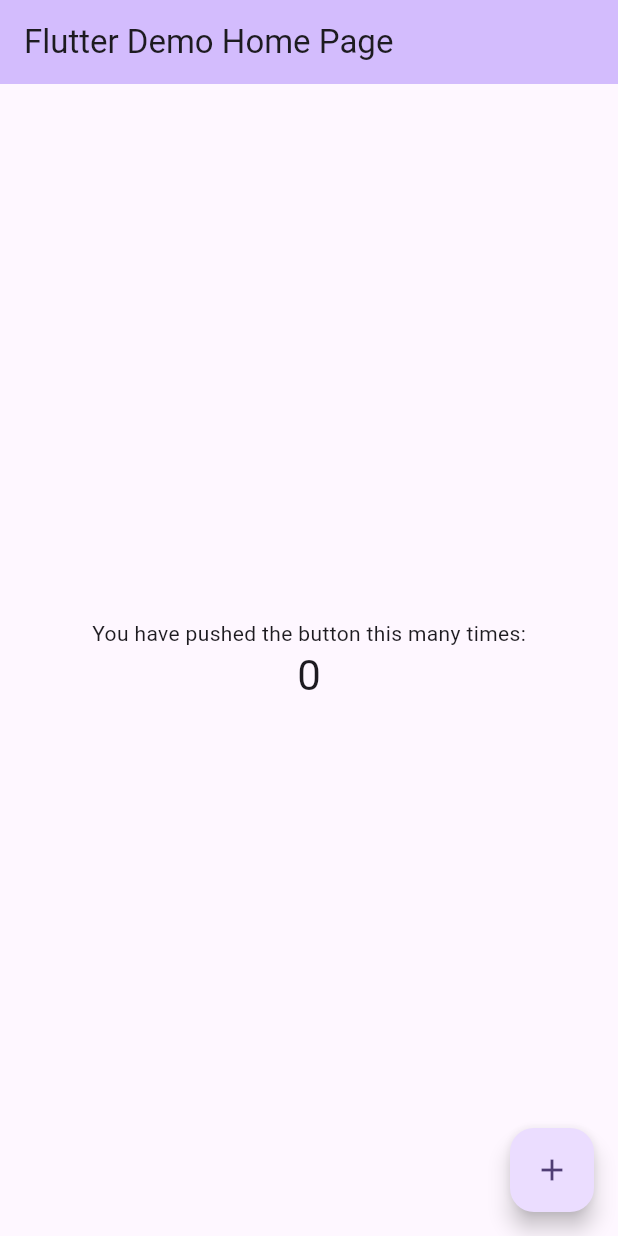
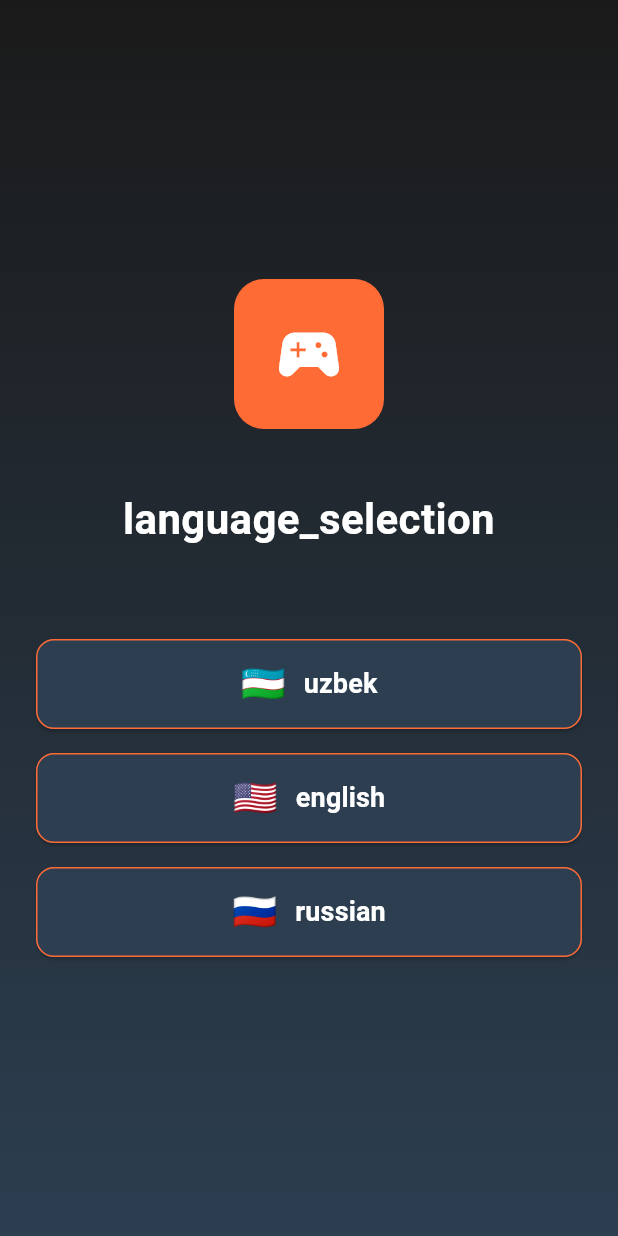
Before and after one commit to Turgunoff/cs16_pro_guide, a Flutter app: the screen it shows after launch, on a phone screen of 412 x 824 dp. Run offline on Flutter 3.47's test engine with Material 3 defaults, Android fonts, the phone set to English and light mode, and no system bars; our stand-ins replace animated_splash_screen, easy_localization, page_transition, shared_preferences.

Commit message:
Refactor main application structure, add localization support, and update dependencies. Transitioned to EasyLocalization for multi-language support, restructured main widget, and updated pubspec.yaml with new packages including animated_splash_screen and easy_localization.

```diff
--- /dev/null
+++ b/assets/translations/en.json
@@ -0,0 +1,13 @@
+{
+  "app_name": "CS 1.6 Pro Guide",
+  "language_selection": "Choose Language",
+  "uzbek": "O'zbek",
+  "english": "English",
+  "russian": "Русский",
+  "continue": "Continue",
+  "console_codes": "Console Codes",
+  "maps": "Maps",
+  "settings": "Settings",
+  "pro_players": "Pro Players",
+  "tournaments": "Tournaments"
+}
--- /dev/null
+++ b/assets/translations/ru.json
@@ -0,0 +1,13 @@
+{
+  "app_name": "CS 1.6 Про Гид",
+  "language_selection": "Выберите язык",
+  "uzbek": "O'zbek",
+  "english": "English",
+  "russian": "Русский",
+  "continue": "Продолжить",
+  "console_codes": "Консольные команды",
+  "maps": "Карты",
+  "settings": "Настройки",
+  "pro_players": "Про игроки",
+  "tournaments": "Турниры"
+}
--- /dev/null
+++ b/assets/translations/uz.json
@@ -0,0 +1,13 @@
+{
+  "app_name": "CS 1.6 Pro Qo'llanma",
+  "language_selection": "Tilni tanlang",
+  "uzbek": "O'zbek",
+  "english": "English",
+  "russian": "Русский",
+  "continue": "Davom etish",
+  "console_codes": "Konsol kodlari",
+  "maps": "Xaritalar",
+  "settings": "Sozlamalar",
+  "pro_players": "Pro o'yinchilar",
+  "tournaments": "Turnirlar"
+}
--- a/lib/main.dart
+++ b/lib/main.dart
@@ -1,122 +1,40 @@
 import 'package:flutter/material.dart';
+import 'package:easy_localization/easy_localization.dart';
+import 'screens/splash_screen.dart';
 
-void main() {
-  runApp(const MyApp());
+Future<void> main() async {
+  WidgetsFlutterBinding.ensureInitialized();
+  await EasyLocalization.ensureInitialized();
+
+  runApp(
+    EasyLocalization(
+      supportedLocales: const [Locale('uz'), Locale('en'), Locale('ru')],
+      path: 'assets/translations',
+      fallbackLocale: const Locale('uz'),
+      startLocale: const Locale('uz'),
+      child: const CS16ProGuideApp(),
+    ),
+  );
 }
 
-class MyApp extends StatelessWidget {
-  const MyApp({super.key});
+class CS16ProGuideApp extends StatelessWidget {
+  const CS16ProGuideApp({super.key});
 
-  // This widget is the root of your application.
   @override
   Widget build(BuildContext context) {
     return MaterialApp(
-      title: 'Flutter Demo',
+      title: 'app_name'.tr(),
+      debugShowCheckedModeBanner: false,
+      localizationsDelegates: context.localizationDelegates,
+      supportedLocales: context.supportedLocales,
+      locale: context.locale,
       theme: ThemeData(
-        // This is the theme of your application.
-        //
-        // TRY THIS: Try running your application with "flutter run". You'll see
-        // the application has a purple toolbar. Then, without quitting the app,
-        // try changing the seedColor in the colorScheme below to Colors.green
-        // and then invoke "hot reload" (save your changes or press the "hot
-        // reload" button in a Flutter-supported IDE, or press "r" if you used
-        // the command line to start the app).
-        //
-        // Notice that the counter didn't reset back to zero; the application
-        // state is not lost during the reload. To reset the state, use hot
-        // restart instead.
-        //
-        // This works for code too, not just values: Most code changes can be
-        // tested with just a hot reload.
-        colorScheme: ColorScheme.fromSeed(seedColor: Colors.deepPurple),
+        brightness: Brightness.dark,
+        primaryColor: const Color(0xFFFF6B35),
+        scaffoldBackgroundColor: const Color(0xFF1A1A1A),
+        appBarTheme: const AppBarTheme(backgroundColor: Color(0xFF2C3E50)),
       ),
-      home: const MyHomePage(title: 'Flutter Demo Home Page'),
+      home: const SplashScreen(),
     );
   }
 }
-
-class MyHomePage extends StatefulWidget {
-  const MyHomePage({super.key, required this.title});
-
-  // This widget is the home page of your application. It is stateful, meaning
-  // that it has a State object (defined below) that contains fields that affect
-  // how it looks.
-
-  // This class is the configuration for the state. It holds the values (in this
-  // case the title) provided by the parent (in this case the App widget) and
-  // used by the build method of the State. Fields in a Widget subclass are
-  // always marked "final".
-
-  final String title;
-
-  @override
-  State<MyHomePage> createState() => _MyHomePageState();
-}
-
-class _MyHomePageState extends State<MyHomePage> {
-  int _counter = 0;
-
-  void _incrementCounter() {
-    setState(() {
-      // This call to setState tells the Flutter framework that something has
-      // changed in this State, which causes it to rerun the build method below
-      // so that the display can reflect the updated values. If we changed
-      // _counter without calling setState(), then the build method would not be
-      // called again, and so nothing would appear to happen.
-      _counter++;
-    });
-  }
-
-  @override
-  Widget build(BuildContext context) {
-    // This method is rerun every time setState is called, for instance as done
-    // by the _incrementCounter method above.
-    //
-    // The Flutter framework has been optimized to make rerunning build methods
-    // fast, so that you can just rebuild anything that needs updating rather
-    // than having to individually change instances of widgets.
-    return Scaffold(
-      appBar: AppBar(
-        // TRY THIS: Try changing the color here to a specific color (to
-        // Colors.amber, perhaps?) and trigger a hot reload to see the AppBar
-        // change color while the other colors stay the same.
-        backgroundColor: Theme.of(context).colorScheme.inversePrimary,
-        // Here we take the value from the MyHomePage object that was created by
-        // the App.build method, and use it to set our appbar title.
-        title: Text(widget.title),
-      ),
-      body: Center(
-        // Center is a layout widget. It takes a single child and positions it
-        // in the middle of the parent.
-        child: Column(
-          // Column is also a layout widget. It takes a list of children and
-          // arranges them vertically. By default, it sizes itself to fit its
-          // children horizontally, and tries to be as tall as its parent.
-          //
-          // Column has various properties to control how it sizes itself and
-          // how it positions its children. Here we use mainAxisAlignment to
-          // center the children vertically; the main axis here is the vertical
-          // axis because Columns are vertical (the cross axis would be
-          // horizontal).
-          //
-          // TRY THIS: Invoke "debug painting" (choose the "Toggle Debug Paint"
-          // action in the IDE, or press "p" in the console), to see the
-          // wireframe for each widget.
-          mainAxisAlignment: MainAxisAlignment.center,
-          children: <Widget>[
-            const Text('You have pushed the button this many times:'),
-            Text(
-              '$_counter',
-              style: Theme.of(context).textTheme.headlineMedium,
-            ),
-          ],
-        ),
-      ),
-      floatingActionButton: FloatingActionButton(
-        onPressed: _incrementCounter,
-        tooltip: 'Increment',
-        child: const Icon(Icons.add),
-      ), // This trailing comma makes auto-formatting nicer for build methods.
-    );
-  }
-}
--- /dev/null
+++ b/lib/screens/language_selection_screen.dart
@@ -0,0 +1,136 @@
+import 'package:flutter/material.dart';
+import 'package:easy_localization/easy_localization.dart';
+import 'package:shared_preferences/shared_preferences.dart';
+import 'home_screen.dart';
+
+class LanguageSelectionScreen extends StatelessWidget {
+  const LanguageSelectionScreen({super.key});
+
+  Future<void> _setLanguageAndNavigate(
+    BuildContext context,
+    Locale locale,
+  ) async {
+    await context.setLocale(locale);
+
+    // Til tanlanganini saqlash
+    final prefs = await SharedPreferences.getInstance();
+    await prefs.setBool('language_selected', true);
+
+    Navigator.of(
+      context,
+    ).pushReplacement(MaterialPageRoute(builder: (_) => const HomeScreen()));
+  }
+
+  @override
+  Widget build(BuildContext context) {
+    return Scaffold(
+      body: Container(
+        decoration: const BoxDecoration(
+          gradient: LinearGradient(
+            begin: Alignment.topCenter,
+            end: Alignment.bottomCenter,
+            colors: [Color(0xFF1A1A1A), Color(0xFF2C3E50)],
+          ),
+        ),
+        child: SafeArea(
+          child: Padding(
+            padding: const EdgeInsets.all(24.0),
+            child: Column(
+              mainAxisAlignment: MainAxisAlignment.center,
+              children: [
+                // Logo
+                Container(
+                  width: 100,
+                  height: 100,
+                  decoration: BoxDecoration(
+                    color: const Color(0xFFFF6B35),
+                    borderRadius: BorderRadius.circular(20),
+                  ),
+                  child: const Icon(
+                    Icons.sports_esports,
+                    size: 50,
+                    color: Colors.white,
+                  ),
+                ),
+
+                const SizedBox(height: 40),
+
+                Text(
+                  'language_selection'.tr(),
+                  style: const TextStyle(
+                    fontSize: 28,
+                    fontWeight: FontWeight.bold,
+                    color: Colors.white,
+                  ),
+                  textAlign: TextAlign.center,
+                ),
+
+                const SizedBox(height: 60),
+
+                // Til tugmalari
+                _buildLanguageButton(
+                  context,
+                  'uzbek'.tr(),
+                  '🇺🇿',
+                  const Locale('uz'),
+                ),
+
+                const SizedBox(height: 16),
+
+                _buildLanguageButton(
+                  context,
+                  'english'.tr(),
+                  '🇺🇸',
+                  const Locale('en'),
+                ),
+
+                const SizedBox(height: 16),
+
+                _buildLanguageButton(
+                  context,
+                  'russian'.tr(),
+                  '🇷🇺',
+                  const Locale('ru'),
+                ),
+              ],
+            ),
+          ),
+        ),
+      ),
+    );
+  }
+
+  Widget _buildLanguageButton(
+    BuildContext context,
+    String title,
+    String flag,
+    Locale locale,
+  ) {
+    return SizedBox(
+      width: double.infinity,
+      height: 60,
+      child: ElevatedButton(
+        onPressed: () => _setLanguageAndNavigate(context, locale),
+        style: ElevatedButton.styleFrom(
+          backgroundColor: const Color(0xFF2C3E50),
+          foregroundColor: Colors.white,
+          shape: RoundedRectangleBorder(
+            borderRadius: BorderRadius.circular(12),
+            side: const BorderSide(color: Color(0xFFFF6B35), width: 1),
+          ),
+        ),
+        child: Row(
+          mainAxisAlignment: MainAxisAlignment.center,
+          children: [
+            Text(flag, style: const TextStyle(fontSize: 24)),
+            const SizedBox(width: 12),
+            Text(
+              title,
+              style: const TextStyle(fontSize: 18, fontWeight: FontWeight.w600),
+            ),
+          ],
+        ),
+      ),
+    );
+  }
+}
```
Also changed, not shown: lib/screens/home_screen.dart (added, +22 -0 lines), lib/screens/splash_screen.dart (added, +100 -0 lines), pubspec.yaml (+8 -69 lines), pubspec.lock, 1 other file.
